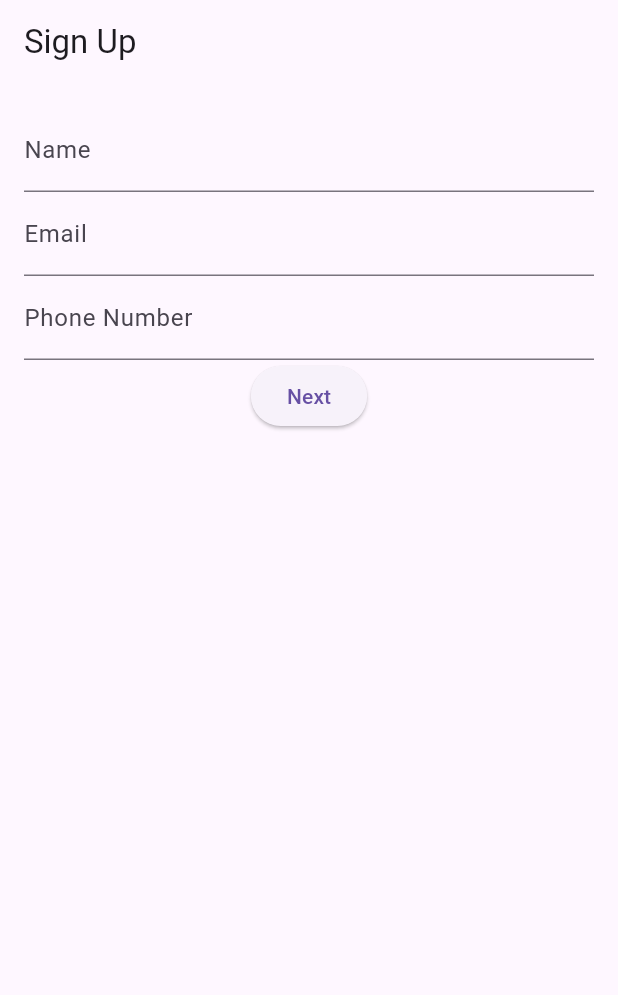
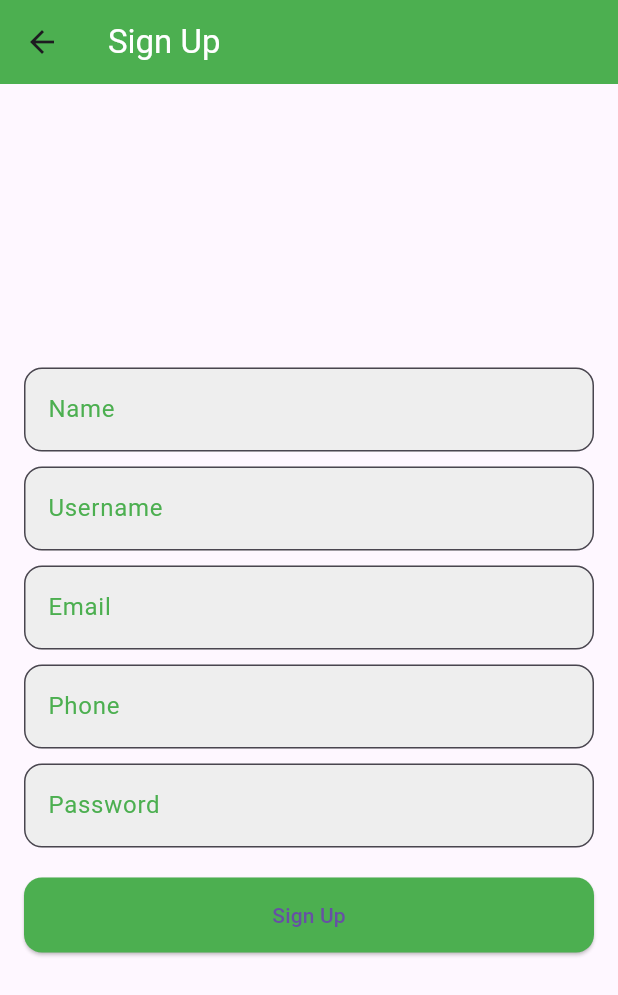
Before and after one commit to M-For-Mahathi/Cyberescue, a Flutter app: the SignUpScreen screen opened directly, on a phone screen of 412 x 824 dp. Shown: the top 995 px of the screen. Run offline on Flutter 3.47's test engine with Material 3 defaults, Android fonts, the light colour scheme and no system bars; our stand-ins replace shared_preferences; accounts and stored records are empty.

Commit message:
Updated login and signup screens with validation and shared preferences

```diff
--- a/lib/screens/sign_up_screen.dart
+++ /dev/null
@@ -1,55 +0,0 @@
-import 'package:flutter/material.dart';
-import 'personal_info_screen.dart'; // Import the PersonalInfoScreen
-
-class SignUpScreen extends StatefulWidget {
-  @override
-  _SignUpScreenState createState() => _SignUpScreenState();
-}
-
-class _SignUpScreenState extends State<SignUpScreen> {
-  final _nameController = TextEditingController();
-  final _emailController = TextEditingController();
-  final _phoneController = TextEditingController();
-
-  @override
-  Widget build(BuildContext context) {
-    return Scaffold(
-      appBar: AppBar(title: Text('Sign Up')),
-      body: Padding(
-        padding: const EdgeInsets.all(16.0),
-        child: Column(
-          children: [
-            TextField(
-              controller: _nameController,
-              decoration: InputDecoration(labelText: 'Name'),
-            ),
-            TextField(
-              controller: _emailController,
-              decoration: InputDecoration(labelText: 'Email'),
-            ),
-            TextField(
-              controller: _phoneController,
-              decoration: InputDecoration(labelText: 'Phone Number'),
-            ),
-            ElevatedButton(
-              onPressed: () {
-                // Navigate to the Personal Info screen, passing the entered details
-                Navigator.push(
-                  context,
-                  MaterialPageRoute(
-                    builder: (context) => PersonalInfoScreen(
-                      name: _nameController.text,
-                      email: _emailController.text,
-                      phone: _phoneController.text,
-                    ),
-                  ),
-                );
-              },
-              child: Text('Next'),
-            ),
-          ],
-        ),
-      ),
-    );
-  }
-}
--- /dev/null
+++ b/lib/screens/signup_screen.dart
@@ -0,0 +1,160 @@
+import 'package:flutter/material.dart';
+import 'package:shared_preferences/shared_preferences.dart';
+import 'personal_info_screen.dart'; // Don't forget to import your next screen
+
+class SignUpScreen extends StatefulWidget {
+  @override
+  _SignUpScreenState createState() => _SignUpScreenState();
+}
+
+class _SignUpScreenState extends State<SignUpScreen> {
+  final _formKey = GlobalKey<FormState>();
+  final TextEditingController _nameController = TextEditingController();
+  final TextEditingController _usernameController = TextEditingController();
+  final TextEditingController _emailController = TextEditingController();
+  final TextEditingController _phoneController = TextEditingController();
+  final TextEditingController _passwordController = TextEditingController();
+
+  // Function to save credentials
+  _saveCredentials(String username, String password) async {
+    SharedPreferences prefs = await SharedPreferences.getInstance();
+    await prefs.setString('username', username);
+    await prefs.setString('password', password);
+  }
+
+  @override
+  Widget build(BuildContext context) {
+    return Scaffold(
+      appBar: AppBar(
+        title: Text('Sign Up', style: TextStyle(color: Colors.white)),
+        backgroundColor: Colors.green,
+      ),
+      body: Center(
+        child: Padding(
+          padding: EdgeInsets.all(16.0),
+          child: Form(
+            key: _formKey,
+            child: ListView(
+              shrinkWrap: true,
+              children: [
+                TextFormField(
+                  controller: _nameController,
+                  decoration: InputDecoration(
+                    labelText: 'Name',
+                    labelStyle: TextStyle(color: Colors.green),
+                    filled: true,
+                    fillColor: Colors.grey[200],
+                    border: OutlineInputBorder(borderRadius: BorderRadius.circular(12)),
+                  ),
+                  validator: (value) {
+                    if (value == null || value.isEmpty) {
+                      return 'Please enter your name';
+                    }
+                    return null;
+                  },
+                ),
+                SizedBox(height: 10),
+                TextFormField(
+                  controller: _usernameController,
+                  decoration: InputDecoration(
+                    labelText: 'Username',
+                    labelStyle: TextStyle(color: Colors.green),
+                    filled: true,
+                    fillColor: Colors.grey[200],
+                    border: OutlineInputBorder(borderRadius: BorderRadius.circular(12)),
+                  ),
+                  validator: (value) {
+                    if (value == null || value.isEmpty) {
+                      return 'Please enter your username';
+                    }
+                    return null;
+                  },
+                ),
+                SizedBox(height: 10),
+                TextFormField(
+                  controller: _emailController,
+                  decoration: InputDecoration(
+                    labelText: 'Email',
+                    labelStyle: TextStyle(color: Colors.green),
+                    filled: true,
+                    fillColor: Colors.grey[200],
+                    border: OutlineInputBorder(borderRadius: BorderRadius.circular(12)),
+                  ),
+                  validator: (value) {
+                    if (value == null || value.isEmpty || !value.contains('@')) {
+                      return 'Please enter a valid email';
+                    }
+                    return null;
+                  },
+                ),
+                SizedBox(height: 10),
+                TextFormField(
+                  controller: _phoneController,
+                  decoration: InputDecoration(
+                    labelText: 'Phone',
+                    labelStyle: TextStyle(color: Colors.green),
+                    filled: true,
+                    fillColor: Colors.grey[200],
+                    border: OutlineInputBorder(borderRadius: BorderRadius.circular(12)),
+                  ),
+                  keyboardType: TextInputType.phone,
+                  validator: (value) {
+                    if (value == null || value.isEmpty || value.length != 10) {
+                      return 'Please enter a valid phone number';
+                    }
+                    return null;
+                  },
+                ),
+                SizedBox(height: 10),
+                TextFormField(
+                  controller: _passwordController,
+                  decoration: InputDecoration(
+                    labelText: 'Password',
+                    labelStyle: TextStyle(color: Colors.green),
+                    filled: true,
+                    fillColor: Colors.grey[200],
+                    border: OutlineInputBorder(borderRadius: BorderRadius.circular(12)),
+                  ),
+                  obscureText: true,
+                  validator: (value) {
+                    if (value == null || value.isEmpty || value.length < 6) {
+                      return 'Password must be at least 6 characters';
+                    }
+                    return null;
+                  },
+                ),
+                SizedBox(height: 20),
+                ElevatedButton(
+                  onPressed: () {
+                    if (_formKey.currentState!.validate()) {
+                      // Save the credentials when the form is valid
+                      _saveCredentials(_usernameController.text, _passwordController.text);
+
+                      // Navigate to the Personal Info screen
+                      Navigator.push(
+                        context,
+                        MaterialPageRoute(
+                          builder: (context) => PersonalInfoScreen(
+                            name: _nameController.text,
+                            email: _emailController.text,
+                            phone: _phoneController.text,
+                          ),
+                        ),
+                      );
+                    }
+                  },
+                  child: Text('Sign Up'),
+                  style: ElevatedButton.styleFrom(
+                    backgroundColor: Colors.green,
+                    padding: EdgeInsets.symmetric(vertical: 15, horizontal: 30),
+                    shape: RoundedRectangleBorder(borderRadius: BorderRadius.circular(12)),
+                  ),
+                ),
+              ],
+            ),
+          ),
+        ),
+      ),
+    );
+  }
+}
```
Also changed, not shown: lib/main.dart (+8 -6 lines), lib/screens/login_screen.dart (added, +148 -0 lines), lib/screens/main_screen.dart (added, +125 -0 lines), lib/screens/personal_info_screen.dart (+79 -41 lines).
